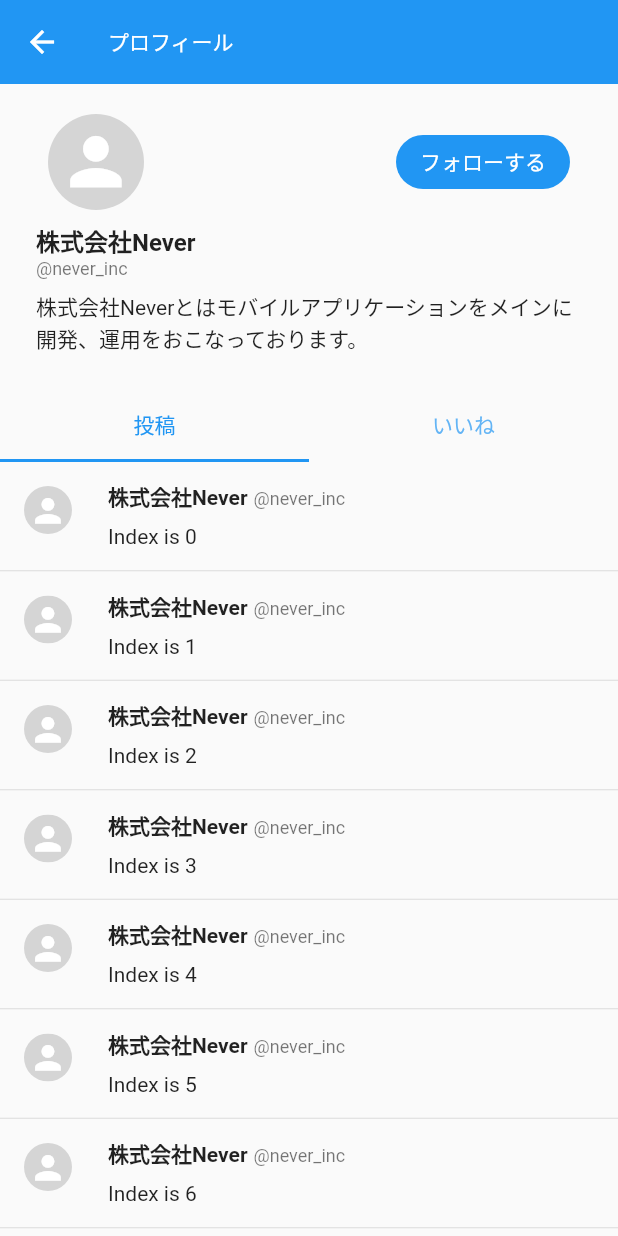
After one commit to never-inc/never_flutter_sample_code, a Flutter app: the ProfileScreen screen opened directly, on a phone screen of 412 x 824 dp. The commit adds this screen. Run offline on Flutter 3.47's test engine with Material 2 defaults, Android fonts, the phone set to English and light mode, and no system bars; our stand-ins replace extended_nested_scroll_view, flutter_dotenv, freezed_annotation.

Commit message:
add: profile_screen

```diff
--- a/lib/main_page.dart
+++ b/lib/main_page.dart
@@ -1,9 +1,11 @@
 import 'package:flutter/cupertino.dart';
 import 'package:flutter/material.dart';
+import 'package:never_flutter_sample_code/profile/screens/profile_screen.dart';
 import 'package:never_flutter_sample_code/talk_to_chat_gpt/screens/chat_screen.dart';
 
 enum NavType {
   talkToChatGpt('ChatGPTとチャット'),
+  profile('プロフィール'),
   ;
 
   const NavType(this.title);
@@ -18,6 +20,13 @@ enum NavType {
           ),
         );
         break;
+      case NavType.profile:
+        Navigator.of(context, rootNavigator: true).push<void>(
+          CupertinoPageRoute(
+            builder: (_) => const ProfileScreen(),
+          ),
+        );
+        break;
     }
   }
 }
@@ -27,6 +36,7 @@ class MainPage extends StatelessWidget {
 
   static List<NavType> get _navList => [
         NavType.talkToChatGpt,
+        NavType.profile,
       ];
 
   @override
--- /dev/null
+++ b/lib/profile/screens/profile_screen.dart
@@ -0,0 +1,327 @@
+import 'package:extended_nested_scroll_view/extended_nested_scroll_view.dart';
+import 'package:flutter/material.dart';
+
+enum TabItem {
+  post(
+    title: '投稿',
+  ),
+  favorite(
+    title: 'いいね',
+  ),
+  ;
+
+  const TabItem({required this.title});
+
+  final String title;
+}
+
+class ProfileScreen extends StatefulWidget {
+  const ProfileScreen({
+    super.key,
+  });
+
+  @override
+  State<ProfileScreen> createState() => _ProfileScreenState();
+}
+
+class _ProfileScreenState extends State<ProfileScreen>
+    with SingleTickerProviderStateMixin {
+  late TabController _tabController;
+
+  @override
+  void initState() {
+    super.initState();
+    _tabController = TabController(vsync: this, length: TabItem.values.length);
+  }
+
+  @override
+  void didChangeDependencies() {
+    super.didChangeDependencies();
+  }
+
+  @override
+  void dispose() {
+    _tabController.dispose();
+    super.dispose();
+  }
+
+  @override
+  Widget build(BuildContext context) {
+    return Scaffold(
+      body: SafeArea(
+        top: false,
+        child: DefaultTabController(
+          length: TabItem.values.length,
+          child: ExtendedNestedScrollView(
+            onlyOneScrollInBody: true,
+            headerSliverBuilder: (context, innerBoxIsScrolled) {
+              return <Widget>[
+                SliverAppBar(
+                  pinned: true,
+                  title: Text(
+                    'プロフィール',
+                    style: Theme.of(context).textTheme.bodyMedium?.copyWith(
+                          color: Colors.white,
+                        ),
+                  ),
+                ),
+                SliverList(
+                  delegate: SliverChildListDelegate(
+                    [
+                      Padding(
+                        padding: const EdgeInsets.symmetric(
+                          horizontal: 24,
+                          vertical: 16,
+                        ),
+                        child: Column(
+                          crossAxisAlignment: CrossAxisAlignment.start,
+                          children: [
+                            Padding(
+                              padding: const EdgeInsets.symmetric(
+                                horizontal: 8,
+                                vertical: 4,
+                              ),
+                              child: Row(
+                                mainAxisAlignment:
+                                    MainAxisAlignment.spaceBetween,
+                                children: [
+                                  const ClipOval(
+                                    child: SizedBox(
+                                      width: 64,
+                                      height: 64,
+                                      child: ColoredBox(
+                                        color: Color(0xFFd5d5d5),
+                                        child: Icon(
+                                          Icons.person,
+                                          color: Colors.white,
+                                          size: 64 * 0.8,
+                                        ),
+                                      ),
+                                    ),
+                                  ),
+                                  ElevatedButton(
+                                    style: ElevatedButton.styleFrom(
+                                      shape: const StadiumBorder(),
+                                      elevation: 0,
+                                    ),
+                                    onPressed: () async {},
+                                    child: Text(
+                                      'フォローする',
+                                      style: Theme.of(context)
+                                          .textTheme
+                                          .bodyMedium
+                                          ?.copyWith(color: Colors.white),
+                                    ),
+                                  ),
+                                ],
+                              ),
+                            ),
+                            Padding(
+                              padding: const EdgeInsets.only(top: 4),
+                              child: Text(
+                                '株式会社Never',
+                                style: Theme.of(context)
+                                    .textTheme
+                                    .bodyMedium
+                                    ?.copyWith(
+                                        fontSize: 16,
+                                        fontWeight: FontWeight.bold),
+                              ),
+                            ),
+                            Text(
+                              '@never_inc',
+                              style: Theme.of(context).textTheme.bodySmall,
+                            ),
+                            Padding(
+                              padding: const EdgeInsets.symmetric(vertical: 8),
+                              child: Text(
+                                '株式会社Neverとはモバイルアプリケーションをメインに開発、運用をおこなっております。',
+                                style: Theme.of(context).textTheme.bodyMedium,
+                              ),
+                            ),
+                          ],
+                        ),
+                      ),
+                    ],
+                  ),
+                ),
+                SliverPersistentHeader(
+                  pinned: true,
+                  delegate: _StickyTabBarDelegate(
+                    TabBar(
+                      controller: _tabController,
+                      tabs: TabItem.values
+                          .map((e) => Tab(text: e.title))
+                          .toList(),
+                      indicatorColor: Colors.blue,
+                      labelColor: Colors.blue,
+                      labelPadding: EdgeInsets.zero,
+                    ),
+                  ),
+                ),
+              ];
+            },
+            body: TabBarView(
+              controller: _tabController,
+              children: const [
+                PostPage(),
+                FavoritePage(),
+              ],
+            ),
+          ),
+        ),
+      ),
+    );
+  }
+}
+
+class _StickyTabBarDelegate extends SliverPersistentHeaderDelegate {
+  const _StickyTabBarDelegate(this.tabBar);
+
+  final TabBar tabBar;
+
+  @override
+  double get minExtent => tabBar.preferredSize.height;
+
+  @override
+  double get maxExtent => tabBar.preferredSize.height;
+
+  @override
+  Widget build(
+    BuildContext context,
+    double shrinkOffset,
+    bool overlapsContent,
+  ) {
+    return ColoredBox(
+      color: Theme.of(context).scaffoldBackgroundColor,
+      child: tabBar,
+    );
+  }
+
+  @override
+  bool shouldRebuild(_StickyTabBarDelegate oldDelegate) {
+    return tabBar != oldDelegate.tabBar;
+  }
+}
+
+class PostPage extends StatefulWidget {
+  const PostPage({
+    super.key,
+  });
+
+  @override
+  PostPageState createState() => PostPageState();
+}
+
+class PostPageState extends State<PostPage> with AutomaticKeepAliveClientMixin {
+  @override
+  bool get wantKeepAlive => true;
+  @override
+  Widget build(BuildContext context) {
+    super.build(context);
+    return ListView.separated(
+      itemCount: 100,
+      itemBuilder: (BuildContext context, int index) {
+        return PostTile(
+          index: index,
+          userName: '株式会社Never',
+          userId: '@never_inc',
+        );
+      },
+      separatorBuilder: (context, _) {
+        return const Divider(height: 1);
+      },
+    );
+  }
+}
+
+class FavoritePage extends StatefulWidget {
+  const FavoritePage({
+    super.key,
+  });
+
+  @override
+  FavoritePageState createState() => FavoritePageState();
+}
+
+class FavoritePageState extends State<FavoritePage>
+    with AutomaticKeepAliveClientMixin {
+  @override
+  bool get wantKeepAlive => true;
+  @override
+  Widget build(BuildContext context) {
+    super.build(context);
+    return ListView.separated(
+      itemCount: 100,
+      itemBuilder: (BuildContext context, int index) {
+        return PostTile(
+          index: index,
+          userName: 'HOGEHOGE',
+          userId: '@hoge_hoge',
+        );
+      },
+      separatorBuilder: (context, _) {
+        return const Divider(height: 1);
+      },
+    );
+  }
+}
+
+class PostTile extends StatelessWidget {
+  const PostTile({
+    super.key,
+    required this.index,
+    required this.userName,
+    required this.userId,
+  });
+  final int index;
+  final String userName;
+  final String userId;
+
+  @override
+  Widget build(BuildContext context) {
+    return ListTile(
+      leading: const ClipOval(
+        child: SizedBox(
+          width: 32,
+          height: 32,
+          child: ColoredBox(
+            color: Color(0xFFd5d5d5),
+            child: Icon(
+              Icons.person,
+              color: Colors.white,
+              size: 32 * 0.8,
+            ),
+          ),
+        ),
+      ),
+      title: RichText(
+        overflow: TextOverflow.ellipsis,
+        text: TextSpan(
+          children: [
+            TextSpan(
+              text: userName,
+              style: Theme.of(context).textTheme.bodyMedium?.copyWith(
+                    fontWeight: FontWeight.bold,
+                  ),
+            ),
+            const WidgetSpan(
+              child: SizedBox(width: 4),
+            ),
+            TextSpan(
+              text: userId,
+              style: Theme.of(context).textTheme.bodySmall,
+            ),
+          ],
+        ),
+      ),
+      subtitle: Padding(
+        padding: const EdgeInsets.symmetric(vertical: 8),
+        child: Text(
+          'Index is $index',
+          style: Theme.of(context).textTheme.bodyMedium,
+        ),
+      ),
+    );
+  }
+}
--- a/pubspec.yaml
+++ b/pubspec.yaml
@@ -17,6 +17,7 @@ dependencies:
   json_annotation: ^4.8.0
   equatable: ^2.0.5
   uuid: ^3.0.7
+  extended_nested_scroll_view: ^6.0.0
 
 dev_dependencies:
   flutter_test:
```
Also changed, not shown: pubspec.lock.
